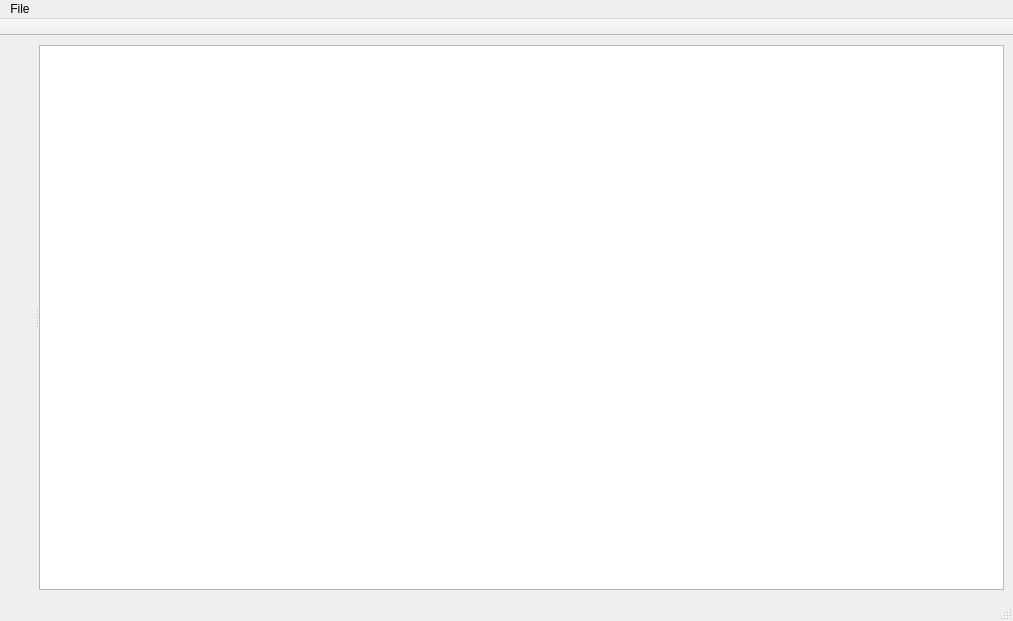
The window that src/qlabelme/widgets/main_window.ui (mariekarelina/QLabelMe) describes before a commit, drawn with Qt 5.
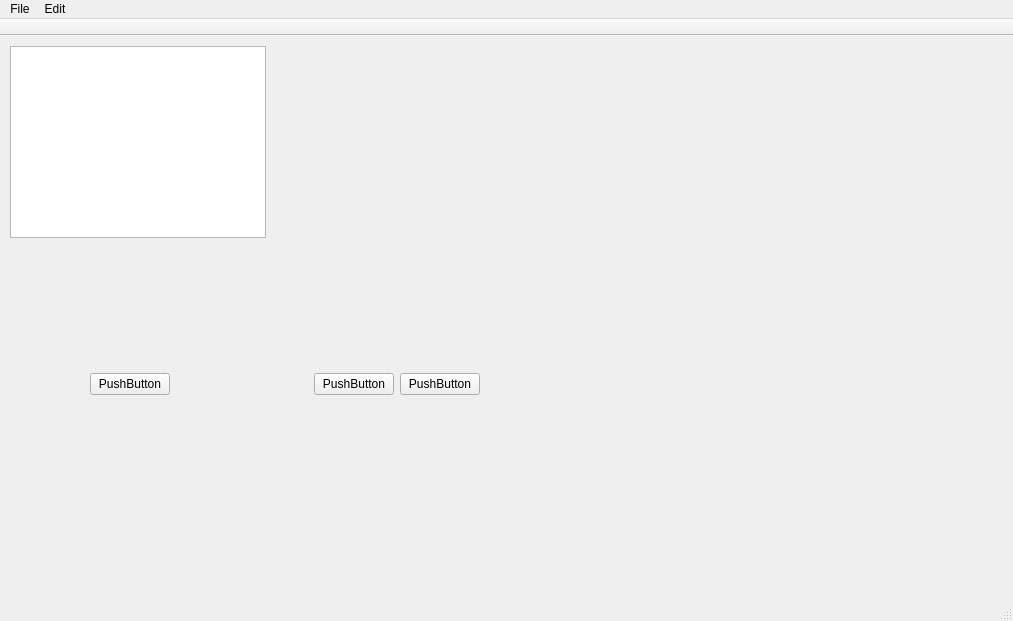
The same window after the commit.

```diff
--- a/src/qlabelme/widgets/main_window.ui
+++ b/src/qlabelme/widgets/main_window.ui
@@ -26,30 +26,73 @@
    </size>
   </property>
   <widget class="QWidget" name="centralwidget">
-   <layout class="QHBoxLayout" name="horizontalLayout">
-    <item>
-     <widget class="QSplitter" name="splitter">
-      <property name="orientation">
-       <enum>Qt::Horizontal</enum>
-      </property>
-      <widget class="QLabel" name="image">
-       <property name="enabled">
-        <bool>true</bool>
+   <widget class="QSplitter" name="splitter">
+    <property name="geometry">
+     <rect>
+      <x>10</x>
+      <y>10</y>
+      <width>256</width>
+      <height>192</height>
+     </rect>
+    </property>
+    <property name="orientation">
+     <enum>Qt::Horizontal</enum>
+    </property>
+    <widget class="QGraphicsView" name="graphView">
+     <property name="sizePolicy">
+      <sizepolicy hsizetype="Expanding" vsizetype="Expanding">
+       <horstretch>0</horstretch>
+       <verstretch>0</verstretch>
+      </sizepolicy>
+     </property>
+    </widget>
+   </widget>
+   <widget class="QWidget" name="">
+    <property name="geometry">
+     <rect>
+      <x>90</x>
+      <y>330</y>
+      <width>390</width>
+      <height>36</height>
+     </rect>
+    </property>
+    <layout class="QHBoxLayout" name="horizontalLayout">
+     <item>
+      <widget class="QPushButton" name="pushButton">
+       <property name="text">
+        <string>PushButton</string>
        </property>
-       <property name="minimumSize">
+      </widget>
+     </item>
+     <item>
+      <spacer name="horizontalSpacer">
+       <property name="orientation">
+        <enum>Qt::Horizontal</enum>
+       </property>
+       <property name="sizeHint" stdset="0">
         <size>
-         <width>0</width>
-         <height>0</height>
+         <width>40</width>
+         <height>20</height>
         </size>
        </property>
+      </spacer>
+     </item>
+     <item>
+      <widget class="QPushButton" name="pushButton_2">
        <property name="text">
-        <string/>
+        <string>PushButton</string>
        </property>
       </widget>
-      <widget class="QGraphicsView" name="graphView"/>
-     </widget>
-    </item>
-   </layout>
+     </item>
+     <item>
+      <widget class="QPushButton" name="pushButton_3">
+       <property name="text">
+        <string>PushButton</string>
+       </property>
+      </widget>
+     </item>
+    </layout>
+   </widget>
   </widget>
   <widget class="QStatusBar" name="statusBar"/>
   <widget class="QToolBar" name="toolBar">
@@ -78,7 +121,7 @@
      <x>0</x>
      <y>0</y>
      <width>1013</width>
-     <height>23</height>
+     <height>30</height>
     </rect>
    </property>
    <widget class="QMenu" name="menuFile">
@@ -90,7 +133,16 @@
     <addaction name="separator"/>
     <addaction name="actClose"/>
    </widget>
+   <widget class="QMenu" name="menuEdit">
+    <property name="title">
+     <string>Edit</string>
+    </property>
+    <addaction name="actCreateRectangle"/>
+    <addaction name="actCreateCircle"/>
+    <addaction name="actCreateLine"/>
+   </widget>
    <addaction name="menuFile"/>
+   <addaction name="menuEdit"/>
   </widget>
   <action name="actOpen">
    <property name="text">
```
Left out of the diff: 27 changed lines with no effect on the pictures.
